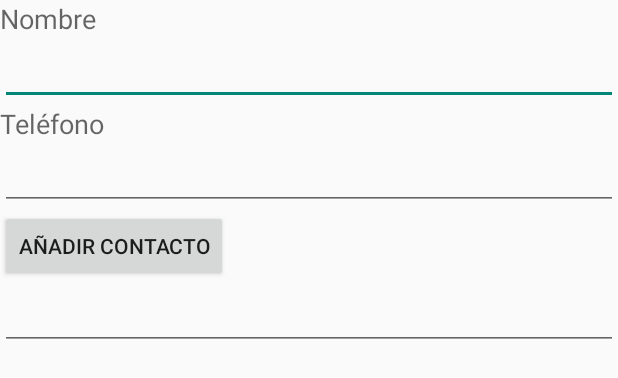
After one commit to farmaFriend/FarmaProyecto, an Android app: the layout agregar_contacto.xml on its own in the app's theme, with its tools: preview values and no code run, on a phone screen of 412 x 824 dp. The commit adds this screen. Shown: the top 378 px of the screen. Run offline under Robolectric (Android 15) with nearby library versions, the phone set to English and light mode, and no system bars.

Commit message:
Cambios BD II

```diff
--- a/app/src/main/java/com/example/ixtilion/proyecto/MyActivity.java
+++ b/app/src/main/java/com/example/ixtilion/proyecto/MyActivity.java
@@ -30,6 +30,7 @@ public class MyActivity extends ActionBarActivity
      * Used to store the last screen title. For use in {@link #restoreActionBar()}.
      */
     private CharSequence mTitle;
+
 
     @Override
     protected void onCreate(Bundle savedInstanceState) {
@@ -69,6 +70,7 @@ public class MyActivity extends ActionBarActivity
                 break;
 
             case 3:
+
                 fragmento = new Agenda();
 
                 break;
--- /dev/null
+++ b/app/src/main/res/layout/agregar_contacto.xml
@@ -0,0 +1,42 @@
+<?xml version="1.0" encoding="utf-8"?>
+<LinearLayout xmlns:android="http://schemas.android.com/apk/res/android"
+    android:orientation="vertical" android:layout_width="match_parent"
+    android:layout_height="match_parent">
+
+    <TextView
+        android:layout_width="wrap_content"
+        android:layout_height="wrap_content"
+        android:textAppearance="?android:attr/textAppearanceMedium"
+        android:text="Nombre"
+        android:id="@+id/textViewNombre" />
+
+    <EditText
+        android:layout_width="match_parent"
+        android:layout_height="wrap_content"
+        android:id="@+id/editTextNombre"
+        android:layout_gravity="center_horizontal" />
+
+    <TextView
+        android:layout_width="wrap_content"
+        android:layout_height="wrap_content"
+        android:textAppearance="?android:attr/textAppearanceMedium"
+        android:text="Teléfono"
+        android:id="@+id/textViewTelf" />
+
+    <EditText
+        android:layout_width="match_parent"
+        android:layout_height="wrap_content"
+        android:id="@+id/editTextTelf" />
+
+    <Button
+        android:layout_width="wrap_content"
+        android:layout_height="wrap_content"
+        android:text="Añadir contacto"
+        android:id="@+id/buttonAñadir" />
+
+    <EditText
+        android:layout_width="match_parent"
+        android:layout_height="wrap_content"
+        android:id="@+id/editTextId" />
+
+</LinearLayout>
```
Also changed, not shown: app/src/main/java/FeedReaderContract.java (deleted, +0 -61 lines), app/src/main/java/com/example/ixtilion/proyecto/DatabaseOperations.java (added, +69 -0 lines), app/src/main/java/com/example/ixtilion/proyecto/RegAct.java (added, +37 -0 lines), app/src/main/java/com/example/ixtilion/proyecto/TableData.java (added, +29 -0 lines).
